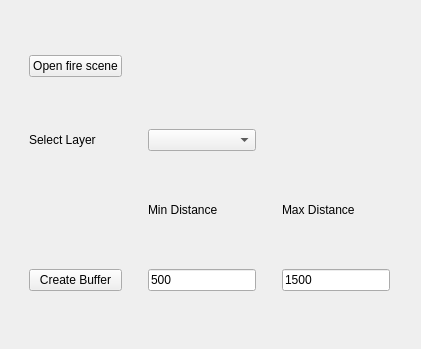
First picture: the form in LocatorTool/LocatingTool/locating_tool_dockwidget_base.ui, repository qq2012/GEO1005, before the edit.
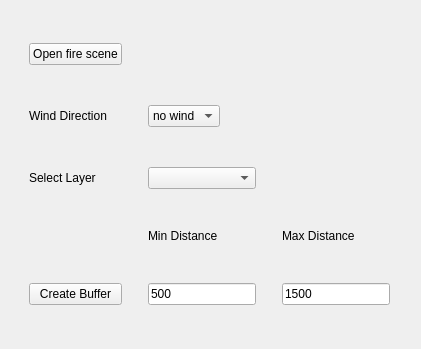
Second picture: the form after the edit.

Commit message:
i dont know what the latest changes are
but i have to type something

Diff of the .ui file:
```diff
--- a/LocatorTool/LocatingTool/locating_tool_dockwidget_base.ui
+++ b/LocatorTool/LocatingTool/locating_tool_dockwidget_base.ui
@@ -18,10 +18,10 @@
   </property>
   <widget class="QWidget" name="dockWidgetContents">
    <layout class="QGridLayout" name="gridLayout">
-    <item row="1" column="1">
+    <item row="2" column="1">
      <widget class="QComboBox" name="selectLayerCombo"/>
     </item>
-    <item row="1" column="0">
+    <item row="2" column="0">
      <widget class="QLabel" name="selectLayerLabel">
       <property name="text">
        <string>Select Layer</string>
@@ -41,7 +41,7 @@
       </property>
      </widget>
     </item>
-    <item row="5" column="1">
+    <item row="6" column="1">
      <widget class="QLineEdit" name="minDistLineEdit">
       <property name="sizePolicy">
        <sizepolicy hsizetype="Fixed" vsizetype="Fixed">
@@ -54,7 +54,7 @@
       </property>
      </widget>
     </item>
-    <item row="4" column="2">
+    <item row="5" column="2">
      <widget class="QLabel" name="label_2">
       <property name="sizePolicy">
        <sizepolicy hsizetype="Preferred" vsizetype="Fixed">
@@ -67,7 +67,14 @@
       </property>
      </widget>
     </item>
-    <item row="5" column="2">
+    <item row="6" column="0">
+     <widget class="QPushButton" name="minMaxBufferButton">
+      <property name="text">
+       <string>Create Buffer</string>
+      </property>
+     </widget>
+    </item>
+    <item row="6" column="2">
      <widget class="QLineEdit" name="maxDistLineEdit">
       <property name="sizePolicy">
        <sizepolicy hsizetype="Fixed" vsizetype="Fixed">
@@ -80,7 +87,7 @@
       </property>
      </widget>
     </item>
-    <item row="4" column="1">
+    <item row="5" column="1">
      <widget class="QLabel" name="label">
       <property name="sizePolicy">
        <sizepolicy hsizetype="Preferred" vsizetype="Fixed">
@@ -93,13 +100,74 @@
       </property>
      </widget>
     </item>
-    <item row="5" column="0">
-     <widget class="QPushButton" name="minMaxBufferButton">
+    <item row="1" column="0">
+     <widget class="QLabel" name="label_3">
+      <property name="sizePolicy">
+       <sizepolicy hsizetype="Preferred" vsizetype="Fixed">
+        <horstretch>0</horstretch>
+        <verstretch>0</verstretch>
+       </sizepolicy>
+      </property>
       <property name="text">
-       <string>Create Buffer</string>
+       <string>Wind Direction</string>
       </property>
      </widget>
     </item>
+    <item row="1" column="1">
+     <widget class="QComboBox" name="chooseWindDirectionCombo">
+      <property name="sizePolicy">
+       <sizepolicy hsizetype="Fixed" vsizetype="Fixed">
+        <horstretch>0</horstretch>
+        <verstretch>0</verstretch>
+       </sizepolicy>
+      </property>
+      <item>
+       <property name="text">
+        <string>no wind</string>
+       </property>
+      </item>
+      <item>
+       <property name="text">
+        <string>N</string>
+       </property>
+      </item>
+      <item>
+       <property name="text">
+        <string>NE</string>
+       </property>
+      </item>
+      <item>
+       <property name="text">
+        <string>E</string>
+       </property>
+      </item>
+      <item>
+       <property name="text">
+        <string>SE</string>
+       </property>
+      </item>
+      <item>
+       <property name="text">
+        <string>S</string>
+       </property>
+      </item>
+      <item>
+       <property name="text">
+        <string>SW</string>
+       </property>
+      </item>
+      <item>
+       <property name="text">
+        <string>W</string>
+       </property>
+      </item>
+      <item>
+       <property name="text">
+        <string>NW</string>
+       </property>
+      </item>
+     </widget>
+    </item>
    </layout>
   </widget>
  </widget>
```
The commit also changes 1 other file.
